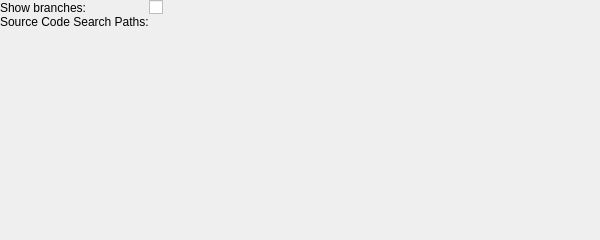
Old version of the form src/disassemblysettingspage.ui in the repository KDAB/hotspot.
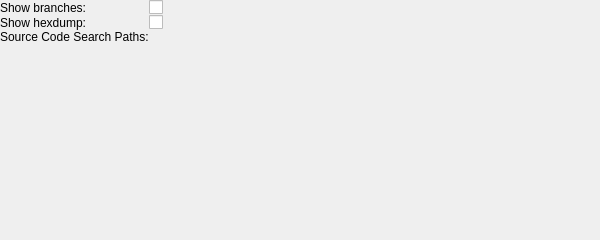
New version of the form. Custom widgets are drawn as their Qt base class.

Commit message: add option to hide hexdump

Patch:
```diff
--- a/src/disassemblysettingspage.ui
+++ b/src/disassemblysettingspage.ui
@@ -32,14 +32,14 @@
    <property name="bottomMargin">
     <number>0</number>
    </property>
-   <item row="1" column="0">
+   <item row="2" column="0">
     <widget class="QLabel" name="label">
      <property name="text">
       <string>Source Code Search Paths:</string>
      </property>
     </widget>
    </item>
-   <item row="1" column="1">
+   <item row="2" column="1">
     <widget class="KEditListWidget" name="sourcePaths">
      <property name="buttons">
       <set>KEditListWidget::All</set>
@@ -60,6 +60,20 @@
      </property>
     </widget>
    </item>
+   <item row="1" column="0">
+    <widget class="QLabel" name="label_3">
+     <property name="text">
+      <string>Show hexdump:</string>
+     </property>
+    </widget>
+   </item>
+   <item row="1" column="1">
+    <widget class="QCheckBox" name="showHexdump">
+     <property name="text">
+      <string/>
+     </property>
+    </widget>
+   </item>
   </layout>
  </widget>
  <customwidgets>
```
The commit also changes 9 other files.
